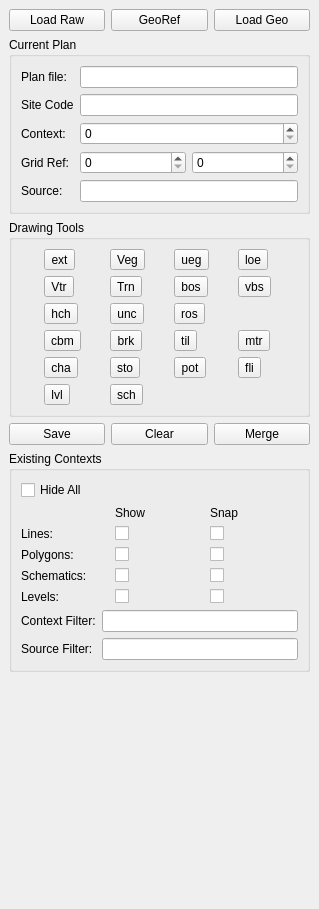
Above: ui_dock.ui from lparchaeology/ArkPlan before the change. Below: the same form after it.
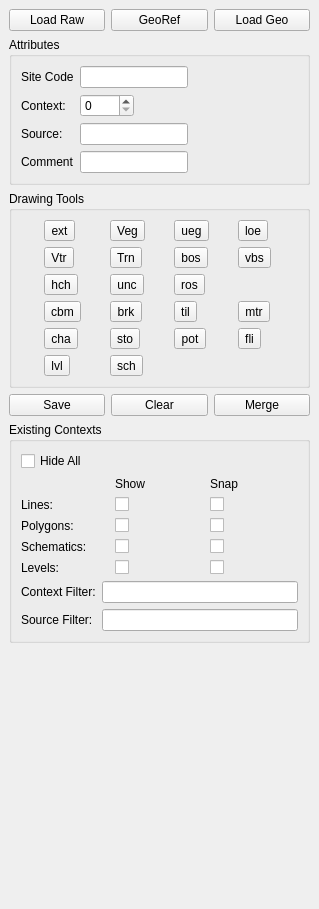
That is the form after the change.

What changed in the file:
```diff
--- a/ui_dock.ui
+++ b/ui_dock.ui
@@ -49,10 +49,27 @@
     <item>
      <widget class="QGroupBox" name="m_planGroup">
       <property name="title">
-       <string>Current Plan</string>
+       <string>Attributes</string>
       </property>
       <layout class="QFormLayout" name="formLayout">
-       <item row="2" column="0">
+       <property name="fieldGrowthPolicy">
+        <enum>QFormLayout::FieldsStayAtSizeHint</enum>
+       </property>
+       <item row="0" column="0">
+        <widget class="QLabel" name="m_siteLabel">
+         <property name="text">
+          <string>Site Code</string>
+         </property>
+        </widget>
+       </item>
+       <item row="0" column="1">
+        <widget class="QLineEdit" name="m_siteEdit">
+         <property name="readOnly">
+          <bool>false</bool>
+         </property>
+        </widget>
+       </item>
+       <item row="1" column="0">
         <widget class="QLabel" name="m_contextLabel">
          <property name="text">
           <string>Context:</string>
@@ -62,7 +79,7 @@
          </property>
         </widget>
        </item>
-       <item row="2" column="1">
+       <item row="1" column="1">
         <widget class="QSpinBox" name="m_contextSpin">
          <property name="toolTip">
           <string>Context Number</string>
@@ -72,35 +89,14 @@
          </property>
         </widget>
        </item>
-       <item row="3" column="0">
-        <widget class="QLabel" name="m_gridLabel">
-         <property name="text">
-          <string>Grid Ref:</string>
-         </property>
-         <property name="buddy">
-          <cstring>m_eastSpin</cstring>
+       <item row="2" column="1">
+        <widget class="QLineEdit" name="m_sourceEdit">
+         <property name="toolTip">
+          <string>Source</string>
          </property>
         </widget>
        </item>
-       <item row="3" column="1">
-        <layout class="QHBoxLayout" name="horizontalLayout_2">
-         <item>
-          <widget class="QSpinBox" name="m_eastSpin">
-           <property name="maximum">
-            <number>9999</number>
-           </property>
-          </widget>
-         </item>
-         <item>
-          <widget class="QSpinBox" name="m_northSpin">
-           <property name="maximum">
-            <number>9999</number>
-           </property>
-          </widget>
-         </item>
-        </layout>
-       </item>
-       <item row="4" column="0">
+       <item row="2" column="0">
         <widget class="QLabel" name="m_sourceLabel">
          <property name="text">
           <string>Source:</string>
@@ -110,41 +106,20 @@
          </property>
         </widget>
        </item>
-       <item row="4" column="1">
-        <widget class="QLineEdit" name="m_sourceEdit">
-         <property name="toolTip">
-          <string>Source</string>
-         </property>
-        </widget>
-       </item>
-       <item row="0" column="0">
-        <widget class="QLabel" name="m_fileLabel">
-         <property name="text">
-          <string>Plan file:</string>
-         </property>
-         <property name="buddy">
-          <cstring>m_fileEdit</cstring>
-         </property>
-        </widget>
-       </item>
-       <item row="0" column="1">
+       <item row="3" column="1">
         <widget class="QLineEdit" name="m_fileEdit">
          <property name="readOnly">
-          <bool>true</bool>
+          <bool>false</bool>
          </property>
         </widget>
        </item>
-       <item row="1" column="0">
-        <widget class="QLabel" name="m_siteLabel">
+       <item row="3" column="0">
+        <widget class="QLabel" name="m_commentLabel">
          <property name="text">
-          <string>Site Code</string>
+          <string>Comment</string>
          </property>
-        </widget>
-       </item>
-       <item row="1" column="1">
-        <widget class="QLineEdit" name="m_siteEdit">
-         <property name="readOnly">
-          <bool>true</bool>
+         <property name="buddy">
+          <cstring>m_fileEdit</cstring>
          </property>
         </widget>
        </item>
```
